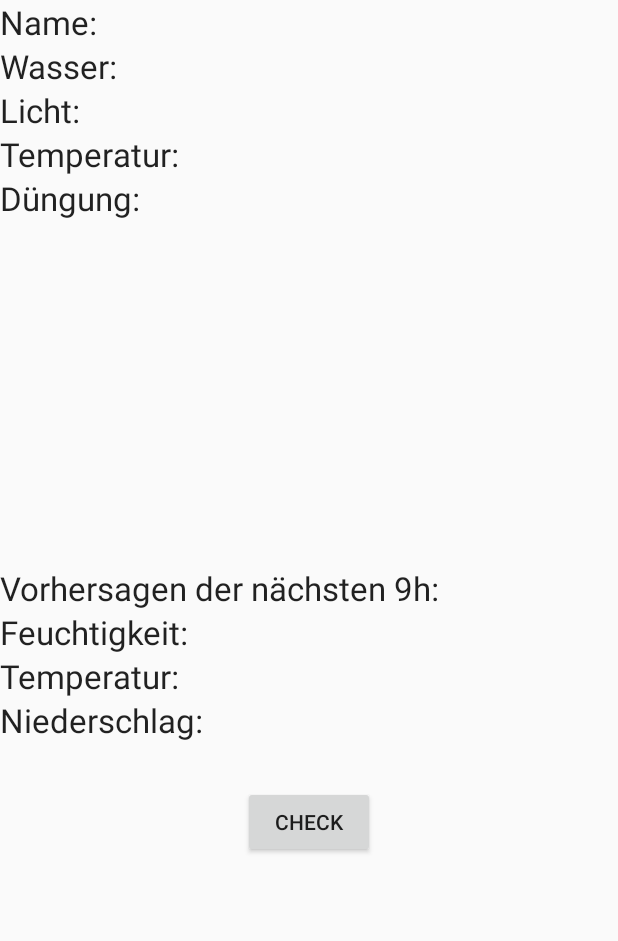
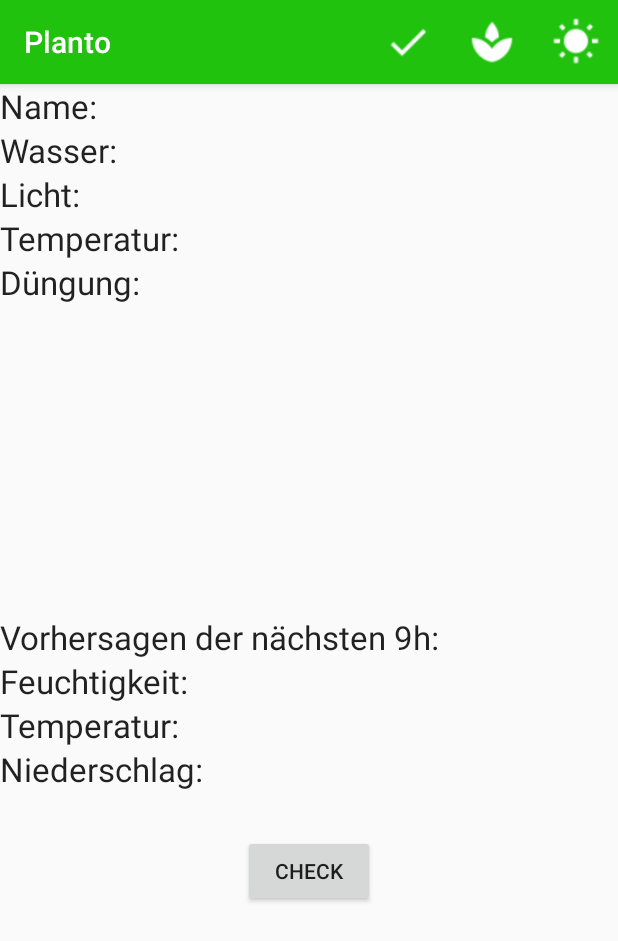
Before and after one commit to db-thkoeln/EISSS16BuiErnst, an Android app: the WeatherActivity screen opened directly, with no data from a screen before it, on a phone screen of 412 x 824 dp. Shown: the top 941 px of the screen. Run offline under Robolectric (Android 15) with nearby library versions, the phone set to English and light mode, and no system bars; libraries missing offline, so code that uses them is left out: com.squareup.okhttp; 3 statements that could not run were skipped.

Commit message:
fixed menubar

```diff
--- a/MS3/client/Planto/app/src/main/java/buiernst/eis/planto/Base_Activity.java
+++ b/MS3/client/Planto/app/src/main/java/buiernst/eis/planto/Base_Activity.java
@@ -2,15 +2,16 @@ package buiernst.eis.planto;
 
 import android.app.Activity;
 import android.content.Intent;
+import android.support.v7.app.AppCompatActivity;
 import android.view.Menu;
 import android.view.MenuItem;
 
-public class Base_Activity  extends Activity{
+public class Base_Activity extends AppCompatActivity {
 
     @Override
     public boolean onCreateOptionsMenu(Menu menu){
         getMenuInflater().inflate(R.menu.main_menu, menu);
-        return true;
+        return super.onCreateOptionsMenu(menu);
     }
 
     @Override
--- a/MS3/client/Planto/app/src/main/java/buiernst/eis/planto/PlantlistActivity.java
+++ b/MS3/client/Planto/app/src/main/java/buiernst/eis/planto/PlantlistActivity.java
@@ -32,14 +32,12 @@ import java.util.ArrayList;
 import java.util.List;
 
 
-public class PlantlistActivity extends Base_Activity {
-
+public class PlantlistActivity extends Base_Activity{
 
     @Override
     public void onCreate(Bundle savedInstanceState) {
         super.onCreate(savedInstanceState);
         setContentView(R.layout.activity_plantlist);
 
-
     }
 }
--- a/MS3/client/Planto/app/src/main/res/layout/activity_plantlist.xml
+++ b/MS3/client/Planto/app/src/main/res/layout/activity_plantlist.xml
@@ -7,4 +7,9 @@
     tools:context=".PlantlistActivity" >
 
 
+    <ListView
+        android:layout_width="match_parent"
+        android:layout_height="wrap_content"
+        android:id="@+id/listView"
+        android:layout_gravity="center_horizontal"/>
 </LinearLayout>
--- a/MS3/client/Planto/app/src/main/res/menu/main_menu.xml
+++ b/MS3/client/Planto/app/src/main/res/menu/main_menu.xml
@@ -5,19 +5,19 @@
     <item android:id="@+id/menu_anweisung"
         android:title="Anweisungen"
         android:icon="@drawable/ic_done_white_24dp"
-        android:orderInCategory="100"
+        android:orderInCategory="1"
         app:showAsAction="always"/>
 
     <item android:id="@+id/menu_plantlist"
         android:title="Pflanzenliste"
         android:icon="@drawable/ic_spa_white_24dp"
-        android:orderInCategory="200"
+        android:orderInCategory="2"
         app:showAsAction="always"/>
 
     <item android:id="@+id/menu_weather"
         android:title="Wettervorhersagen"
         android:icon="@drawable/ic_wb_sunny_white_24dp"
-        android:orderInCategory="300"
+        android:orderInCategory="3"
         app:showAsAction="always"/>
 
 </menu>
--- a/MS3/client/Planto/app/src/main/res/values/styles.xml
+++ b/MS3/client/Planto/app/src/main/res/values/styles.xml
@@ -3,6 +3,7 @@
     <!-- Base application theme. -->
     <style name="AppTheme" parent="Theme.AppCompat.Light.DarkActionBar">
         <!-- Customize your theme here. -->
+        <item name="android:windowAnimationStyle">@null</item>
         <item name="colorPrimary">@color/colorPrimary</item>
         <item name="colorPrimaryDark">@color/colorPrimaryDark</item>
         <item name="colorAccent">@color/colorAccent</item>
```
